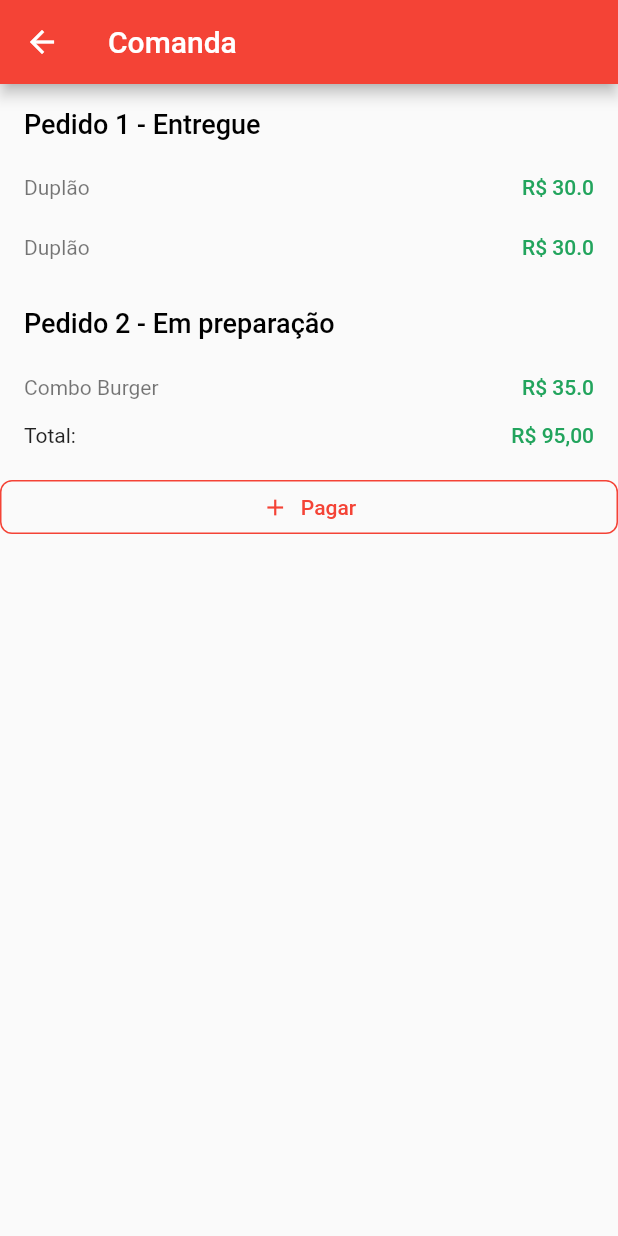
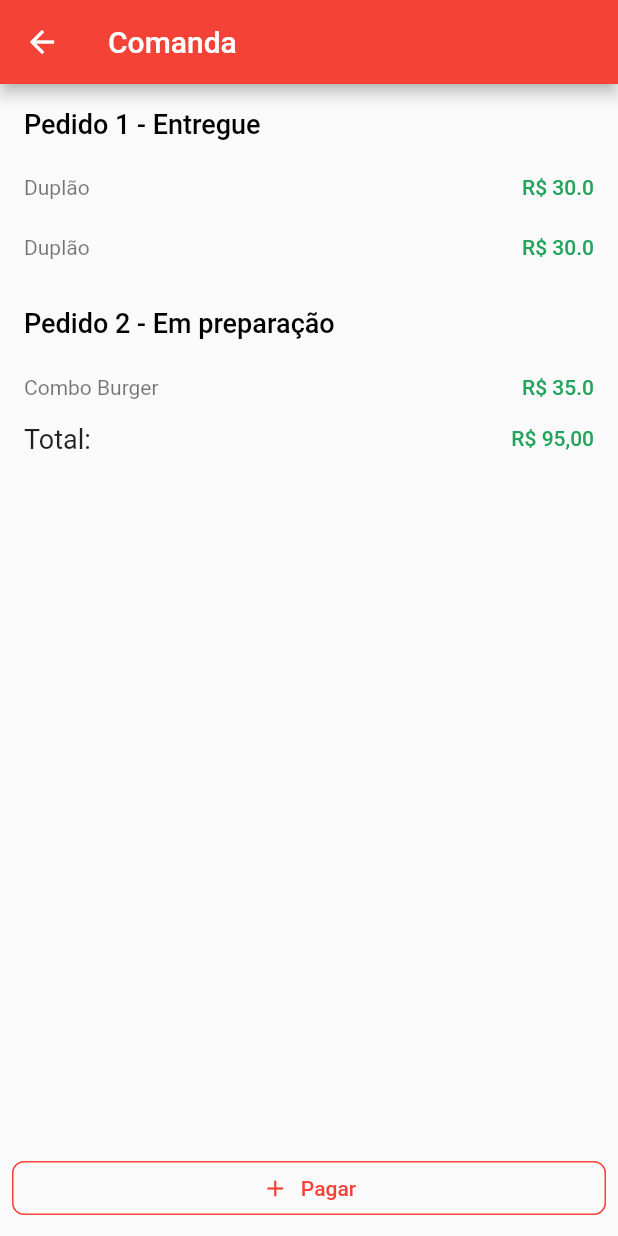
Before and after one commit to marcospojr/EasyOrder, a Flutter app: the BillPage screen opened directly, on a phone screen of 412 x 824 dp. Run offline on Flutter 3.47's test engine with Material 2 defaults, Android fonts, the phone set to English and light mode, and no system bars; our stand-ins replace flutter_svg.

Commit message:
Move pay button to bottom

```diff
--- a/easy_order/lib/pages/bill_page.dart
+++ b/easy_order/lib/pages/bill_page.dart
@@ -43,7 +43,7 @@ class BillPage extends StatelessWidget {
               children: const [
                 Padding(
                   padding: EdgeInsets.symmetric(horizontal: 16),
-                  child: Text("Total: "),
+                  child: Text("Total: ", style: TextStyle(fontSize: 18)),
                 ),
                 Spacer(),
                 Padding(
@@ -62,7 +62,10 @@ class BillPage extends StatelessWidget {
           const SliverToBoxAdapter(
             child: SizedBox(height: 16),
           ),
-          SliverToBoxAdapter(
+        ],
+      ),
+      bottomNavigationBar: Padding(
+        padding: const EdgeInsets.all(8),
         child: OutlinedButton.icon(
           onPressed: () {
             // Respond to button press
@@ -82,8 +85,6 @@ class BillPage extends StatelessWidget {
               primary: Colors.red),
         ),
       ),
-        ],
-      ),
     );
   }
 }
```
Lines whose indentation alone changed are shown as unchanged.
